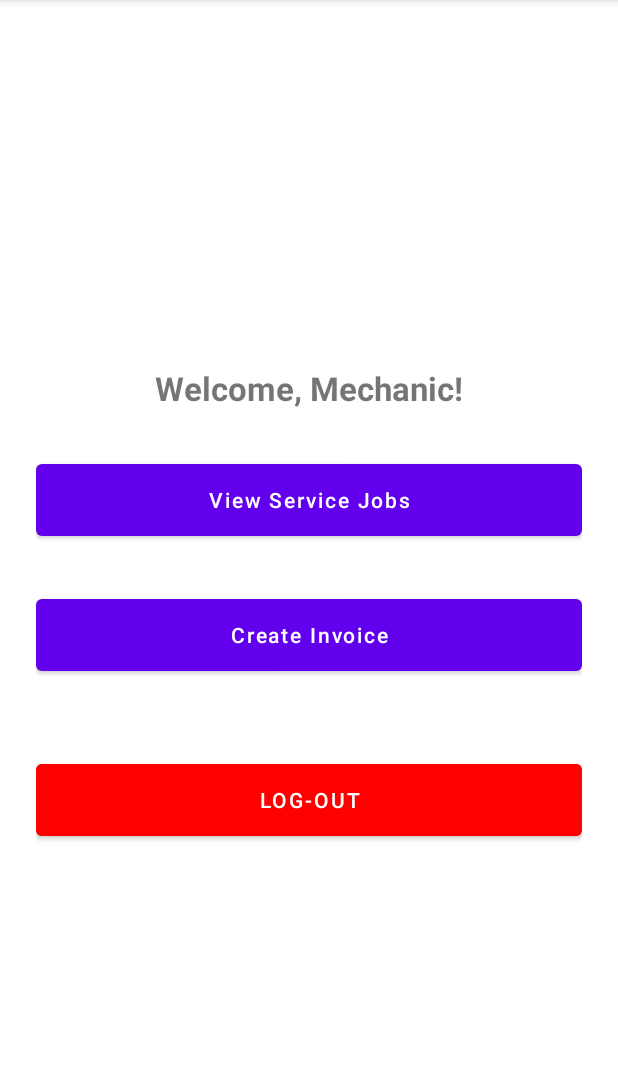
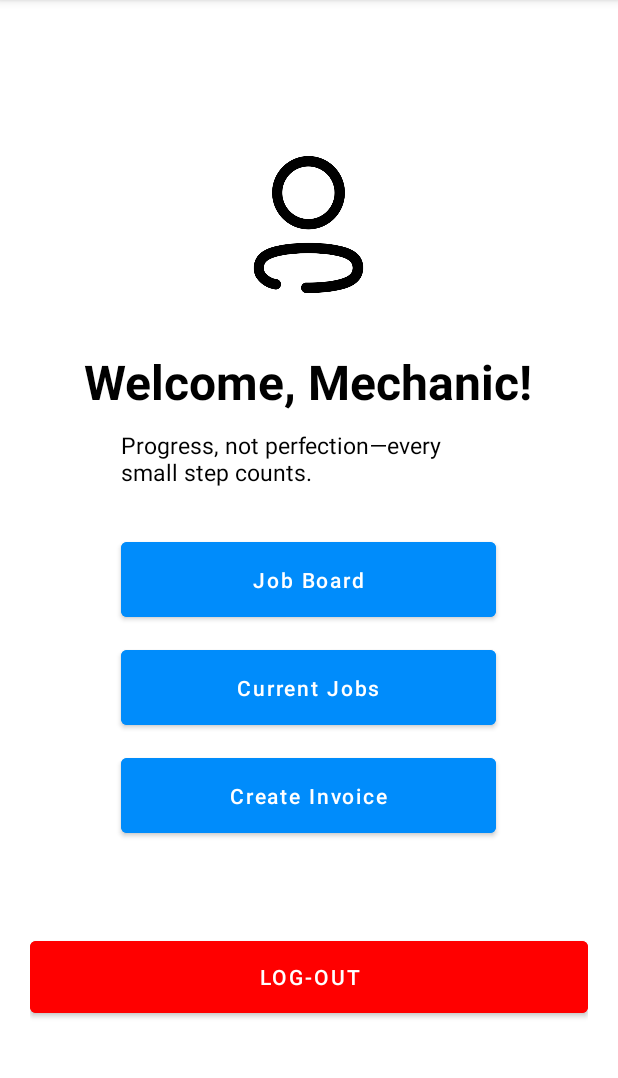
Before and after one commit to LeboneCodeSolutions/AndriodITGroup, an Android app: the MechanicDashboardActivity screen opened directly, with no data from a screen before it, on a phone screen of 412 x 824 dp, the part 84-1162 px from its top. Run offline under Robolectric (Android 15) with nearby library versions, the phone set to English and light mode, and no system bars; our stand-ins replace Firebase (no records; nobody signed in at launch, a user with empty details on screens opened directly).

Commit message:
Added New Pages , However ther is some bugs currently in work

```diff
--- a/app/build.gradle.kts
+++ b/app/build.gradle.kts
@@ -53,4 +53,5 @@ dependencies {
     implementation(libs.okhttp)
 
 
+
 }
--- a/app/src/main/AndroidManifest.xml
+++ b/app/src/main/AndroidManifest.xml
@@ -24,7 +24,8 @@
         <activity android:name=".activities.MechanicJobsActivity" />
         <activity android:name=".activities.MechanicJobDetailsActivity" />
         <activity android:name=".activities.InvoiceCreateActivity" />
-
+        <activity android:name=".activities.editProfileActivity"
+            android:exported="true"/>
 
         <activity
             android:name=".activities.RegistrationActivity"
--- a/app/src/main/java/com/carservice/carservicemechanic/activities/MechanicDashboardActivity.java
+++ b/app/src/main/java/com/carservice/carservicemechanic/activities/MechanicDashboardActivity.java
@@ -3,11 +3,12 @@ package com.carservice.carservicemechanic.activities;
 import androidx.appcompat.app.AppCompatActivity;
 
 import android.content.Intent;
+import android.content.SharedPreferences;
 import android.os.Bundle;
 import android.widget.Button;
 import android.widget.TextView;
 import android.widget.Toast;
-
+import android.widget.ImageView;
 import com.carservice.carservicemechanic.R;
 import com.google.firebase.auth.FirebaseAuth;
 import com.google.firebase.firestore.DocumentSnapshot;
@@ -17,6 +18,7 @@ public class MechanicDashboardActivity extends AppCompatActivity {
 
     private Button btnViewJobs, btnLogout, btnCreateInvoice;
     private TextView tvWelcome;
+    private ImageView editProfile;
 
     private FirebaseAuth auth;
     private FirebaseFirestore db;
@@ -31,18 +33,18 @@ public class MechanicDashboardActivity extends AppCompatActivity {
         db = FirebaseFirestore.getInstance();
 
         // Initialize UI components
-        btnViewJobs = findViewById(R.id.btnViewJobs);
+       // btnViewJobs = findViewById(R.id.btnViewJobs);
         btnLogout = findViewById(R.id.btnLogout);
         btnCreateInvoice = findViewById(R.id.btnCreateInvoice);
         tvWelcome = findViewById(R.id.tvWelcome); // add this TextView in XML
-
+        editProfile = findViewById(R.id.editProfile);
         // Load mechanic name
         loadMechanicName();
 
-        // Navigation buttons
-        btnViewJobs.setOnClickListener(v ->
-                startActivity(new Intent(MechanicDashboardActivity.this, MechanicJobsActivity.class))
-        );
+    editProfile.setOnClickListener(v -> {
+            Intent intent = new Intent(MechanicDashboardActivity.this, editProfileActivity.class);
+            startActivity(intent);
+        });
 
         btnCreateInvoice.setOnClickListener(v ->
                 startActivity(new Intent(MechanicDashboardActivity.this, InvoiceCreateActivity.class))
@@ -72,6 +74,12 @@ public class MechanicDashboardActivity extends AppCompatActivity {
 
                         if (firstName != null && lastName != null) {
                             tvWelcome.setText("Welcome, " + firstName + " " + lastName + "!");
+                            // ✅ Save name for other pages
+                            SharedPreferences prefs = getSharedPreferences("UserData", MODE_PRIVATE);
+                            SharedPreferences.Editor editor = prefs.edit();
+                            editor.putString("firstName", firstName);
+                            editor.putString("lastName", lastName);
+                            editor.apply();
                         } else {
                             tvWelcome.setText("Welcome, Mechanic!");
                         }
--- a/app/src/main/res/layout/activity_mechanic_dashboard.xml
+++ b/app/src/main/res/layout/activity_mechanic_dashboard.xml
@@ -1,35 +1,68 @@
 <?xml version="1.0" encoding="utf-8"?>
 <LinearLayout xmlns:android="http://schemas.android.com/apk/res/android"
+    xmlns:app="http://schemas.android.com/apk/res-auto"
     android:layout_width="match_parent"
     android:layout_height="match_parent"
     android:gravity="center"
     android:orientation="vertical"
-    android:padding="24dp">
+    android:padding="20dp">
 
+    <!-- Profile Image -->
+    <ImageView
+        android:id="@+id/editProfile"
+        android:layout_width="91dp"
+        android:layout_height="126dp"
+        android:src="@drawable/profile_candidate" />
+
+    <!-- Welcome Text -->
     <TextView
         android:id="@+id/tvWelcome"
         android:layout_width="wrap_content"
         android:layout_height="wrap_content"
-        android:layout_marginTop="40dp"
-        android:layout_marginBottom="30dp"
-        android:text="Welcome!"
-        android:textSize="22sp"
+        android:layout_marginTop="20dp"
+        android:text="Welcome"
+        android:textColor="#000000"
+        android:textSize="32sp"
         android:textStyle="bold" />
 
+    <!-- Inspirational Quote -->
+    <TextView
+        android:id="@+id/textView2"
+        android:layout_width="250dp"
+        android:layout_height="wrap_content"
+        android:layout_marginTop="10dp"
+        android:layout_marginBottom="30dp"
+        android:text="Progress, not perfection—every small step counts."
+        android:textColor="#000000"
+        android:textSize="15sp" />
+
+    <!-- Buttons -->
     <Button
-        android:id="@+id/btnViewJobs"
-        android:layout_width="match_parent"
-        android:layout_height="60dp"
-        android:text="View Service Jobs"
-        android:textAllCaps="false"
-        android:layout_marginBottom="18dp"/>
+        android:id="@+id/btnViewJobsBoard"
+        android:layout_width="250dp"
+        android:layout_height="62dp"
+        android:layout_marginBottom="10dp"
+        android:backgroundTint="#008CFB"
+        android:text="Job Board"
+        android:textAllCaps="false" />
+
+    <Button
+        android:id="@+id/btnViewCurrentJobs"
+        android:layout_width="250dp"
+        android:layout_height="62dp"
+        android:layout_marginBottom="10dp"
+        android:backgroundTint="#008CFB"
+        android:text="Current Jobs"
+        android:textAllCaps="false" />
+
     <Button
         android:id="@+id/btnCreateInvoice"
-        android:layout_height="60dp"
-        android:layout_width="match_parent"
+        android:layout_width="250dp"
+        android:layout_height="62dp"
+        android:layout_marginBottom="10dp"
+        android:backgroundTint="#008CFB"
         android:text="Create Invoice"
-        android:textAllCaps="false"
-        android:layout_marginTop="12dp"/>
+        android:textAllCaps="false" />
 
     <Button
         android:id="@+id/btnLogout"
@@ -38,6 +71,6 @@
         android:layout_marginTop="50dp"
         android:backgroundTint="#FF0000"
         android:text="Log-out"
-        android:textAllCaps="true"/>
+        android:textAllCaps="true" />
 
 </LinearLayout>
```
Also changed, not shown: app/src/main/java/com/carservice/carservicemechanic/activities/LoginActivity.java (+19 -2 lines), app/src/main/java/com/carservice/carservicemechanic/activities/RegistrationActivity.java (+23 -9 lines), app/src/main/java/com/carservice/carservicemechanic/activities/editProfileActivity.java (added, +33 -0 lines), app/src/main/res/layout/activity_edit_profile.xml (added, +136 -0 lines), app/src/main/res/layout/activity_login.xml (+61 -13 lines), app/src/main/res/layout/activity_register.xml (+75 -33 lines), app/src/main/res/drawable-ldrtl/profile_candidate_removebg_preview.png (added), app/src/main/res/drawable/ca78fe19_5437_44b2_8e97_19ea38c37588_png.jpeg (added), app/src/main/res/drawable/e725b72e_c377_4d10_b41b_55ae55266e2f_png_removebg_preview.png (added), app/src/main/res/drawable/profile_candidate.png (added).
